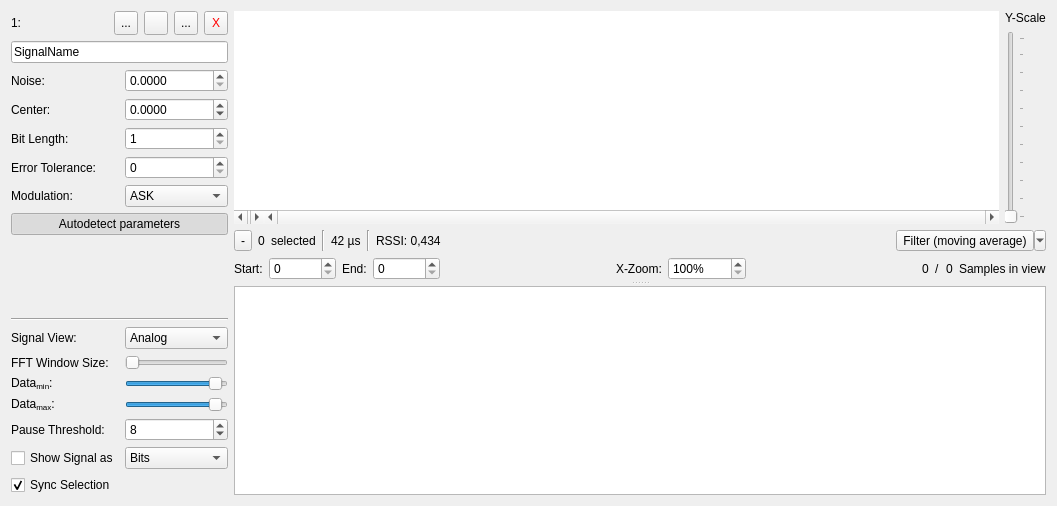
Above: ui/signal_frame.ui from jopohl/urh before the change. Below: the same form after it.
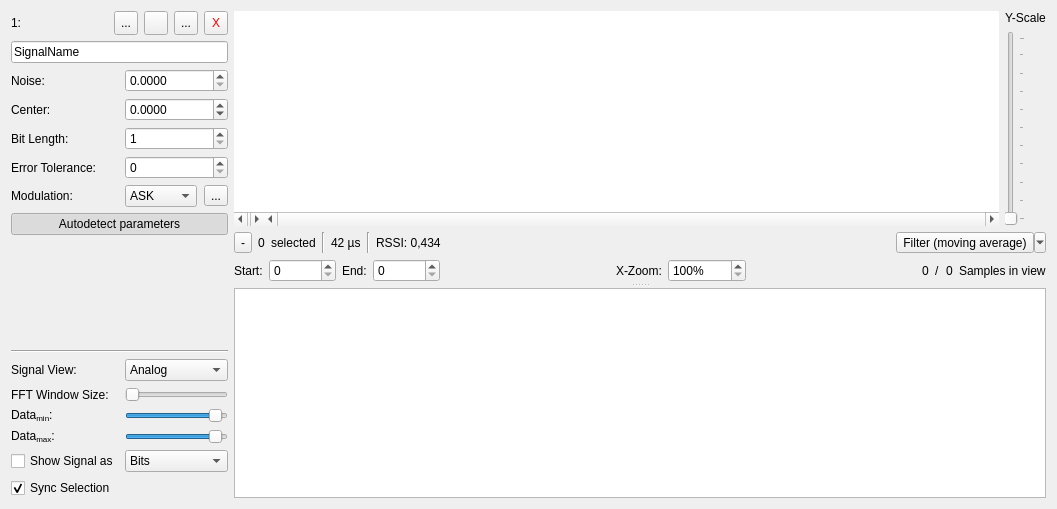
That is the form after the change. Icons and pictures are not drawn. Custom widgets are drawn as their Qt base class.

Commit message: move pause threshold to advanced settings dialog

```diff
--- a/ui/signal_frame.ui
+++ b/ui/signal_frame.ui
@@ -7,7 +7,7 @@
     <x>0</x>
     <y>0</y>
     <width>1057</width>
-    <height>506</height>
+    <height>509</height>
    </rect>
   </property>
   <property name="sizePolicy">
@@ -70,6 +70,72 @@
      <property name="sizeConstraint">
       <enum>QLayout::SetFixedSize</enum>
      </property>
+     <item row="12" column="0">
+      <spacer name="verticalSpacer_2">
+       <property name="orientation">
+        <enum>Qt::Vertical</enum>
+       </property>
+       <property name="sizeHint" stdset="0">
+        <size>
+         <width>20</width>
+         <height>40</height>
+        </size>
+       </property>
+      </spacer>
+     </item>
+     <item row="9" column="1">
+      <layout class="QHBoxLayout" name="horizontalLayout_5">
+       <property name="spacing">
+        <number>7</number>
+       </property>
+       <item>
+        <widget class="QComboBox" name="cbModulationType">
+         <property name="toolTip">
+          <string>&lt;html&gt;&lt;head/&gt;&lt;body&gt;&lt;p&gt;Choose signals modulation:&lt;/p&gt;&lt;ul&gt;&lt;li&gt;Amplitude Shift Keying (ASK)&lt;/li&gt;&lt;li&gt;Frequency Shift Keying (FSK)&lt;/li&gt;&lt;li&gt;Phase Shift Keying (PSK)&lt;/li&gt;&lt;/ul&gt;&lt;/body&gt;&lt;/html&gt;</string>
+         </property>
+         <item>
+          <property name="text">
+           <string>ASK</string>
+          </property>
+         </item>
+         <item>
+          <property name="text">
+           <string extracomment="effgfdg">FSK</string>
+          </property>
+         </item>
+         <item>
+          <property name="text">
+           <string>PSK</string>
+          </property>
+         </item>
+        </widget>
+       </item>
+       <item>
+        <widget class="QToolButton" name="btnAdvancedModulationSettings">
+         <property name="text">
+          <string>...</string>
+         </property>
+         <property name="icon">
+          <iconset theme="configure">
+           <normaloff>.</normaloff>.</iconset>
+         </property>
+         <property name="iconSize">
+          <size>
+           <width>16</width>
+           <height>16</height>
+          </size>
+         </property>
+        </widget>
+       </item>
+      </layout>
+     </item>
+     <item row="9" column="0">
+      <widget class="QLabel" name="labelModulation">
+       <property name="text">
+        <string>Modulation:</string>
+       </property>
+      </widget>
+     </item>
      <item row="22" column="0">
       <widget class="QCheckBox" name="chkBoxSyncSelection">
        <property name="toolTip">
@@ -83,7 +149,7 @@
        </property>
       </widget>
      </item>
-     <item row="18" column="1">
+     <item row="19" column="1">
       <widget class="QSlider" name="sliderSpectrogramMin">
        <property name="sizePolicy">
         <sizepolicy hsizetype="Preferred" vsizetype="Fixed">
@@ -275,7 +341,7 @@
        </property>
       </widget>
      </item>
-     <item row="14" column="0">
+     <item row="15" column="0">
       <widget class="QLabel" name="lSignalViewText">
        <property name="sizePolicy">
         <sizepolicy hsizetype="Minimum" vsizetype="Preferred">
@@ -293,7 +359,7 @@
        </property>
       </widget>
      </item>
-     <item row="12" column="0" colspan="2">
+     <item row="13" column="0" colspan="2">
       <widget class="Line" name="line">
        <property name="orientation">
         <enum>Qt::Horizontal</enum>
@@ -388,24 +454,32 @@
        </property>
       </widget>
      </item>
-     <item row="11" column="0">
-      <spacer name="verticalSpacer_2">
-       <property name="orientation">
-        <enum>Qt::Vertical</enum>
+     <item row="15" column="1">
+      <widget class="QComboBox" name="cbSignalView">
+       <property name="sizePolicy">
+        <sizepolicy hsizetype="Minimum" vsizetype="Fixed">
+         <horstretch>0</horstretch>
+         <verstretch>0</verstretch>
+        </sizepolicy>
        </property>
-       <property name="sizeHint" stdset="0">
-        <size>
-         <width>20</width>
-         <height>40</height>
-        </size>
+       <property name="toolTip">
+        <string>&lt;html&gt;&lt;head/&gt;&lt;body&gt;&lt;p&gt;Choose the view of your signal. Analog, Demodulated or Spectrogram.&lt;/p&gt;&lt;p&gt;The quadrature demodulation uses a &lt;span style=&quot; font-weight:600;&quot;&gt;treshold of magnitude,&lt;/span&gt; to &lt;span style=&quot; font-weight:600;&quot;&gt;supress noise&lt;/span&gt;. All samples with a magnitude lower than this treshold will be eliminated (set to &lt;span style=&quot; font-style:italic;&quot;&gt;-127&lt;/span&gt;) after demod.&lt;/p&gt;&lt;p&gt;Tune this value by selecting a &lt;span style=&quot; font-style:italic;&quot;&gt;noisy area&lt;/span&gt; and mark it as noise using &lt;span style=&quot; font-weight:600;&quot;&gt;context menu&lt;/span&gt;.&lt;/p&gt;&lt;p&gt;Current noise treshold is: &lt;/p&gt;&lt;/body&gt;&lt;/html&gt;</string>
        </property>
-      </spacer>
-     </item>
-     <item row="9" column="0">
-      <widget class="QLabel" name="label_2">
-       <property name="text">
-        <string>Modulation:</string>
-       </property>
+       <item>
+        <property name="text">
+         <string>Analog</string>
+        </property>
+       </item>
+       <item>
+        <property name="text">
+         <string>Demodulated</string>
+        </property>
+       </item>
+       <item>
+        <property name="text">
+         <string>Spectrogram</string>
+        </property>
+       </item>
       </widget>
      </item>
      <item row="0" column="0" colspan="2">
@@ -564,64 +638,14 @@
        </item>
       </layout>
      </item>
-     <item row="14" column="1">
-      <widget class="QComboBox" name="cbSignalView">
-       <property name="sizePolicy">
-        <sizepolicy hsizetype="Minimum" vsizetype="Fixed">
-         <horstretch>0</horstretch>
-         <verstretch>0</verstretch>
-        </sizepolicy>
-       </property>
-       <property name="toolTip">
-        <string>&lt;html&gt;&lt;head/&gt;&lt;body&gt;&lt;p&gt;Choose the view of your signal. Analog, Demodulated or Spectrogram.&lt;/p&gt;&lt;p&gt;The quadrature demodulation uses a &lt;span style=&quot; font-weight:600;&quot;&gt;treshold of magnitude,&lt;/span&gt; to &lt;span style=&quot; font-weight:600;&quot;&gt;supress noise&lt;/span&gt;. All samples with a magnitude lower than this treshold will be eliminated (set to &lt;span style=&quot; font-style:italic;&quot;&gt;-127&lt;/span&gt;) after demod.&lt;/p&gt;&lt;p&gt;Tune this value by selecting a &lt;span style=&quot; font-style:italic;&quot;&gt;noisy area&lt;/span&gt; and mark it as noise using &lt;span style=&quot; font-weight:600;&quot;&gt;context menu&lt;/span&gt;.&lt;/p&gt;&lt;p&gt;Current noise treshold is: &lt;/p&gt;&lt;/body&gt;&lt;/html&gt;</string>
-       </property>
-       <item>
-        <property name="text">
-         <string>Analog</string>
-        </property>
-       </item>
-       <item>
-        <property name="text">
-         <string>Demodulated</string>
-        </property>
-       </item>
-       <item>
-        <property name="text">
-         <string>Spectrogram</string>
-        </property>
-       </item>
-      </widget>
-     </item>
-     <item row="9" column="1">
-      <widget class="QComboBox" name="cbModulationType">
-       <property name="toolTip">
-        <string>&lt;html&gt;&lt;head/&gt;&lt;body&gt;&lt;p&gt;Choose signals modulation:&lt;/p&gt;&lt;ul&gt;&lt;li&gt;Amplitude Shift Keying (ASK)&lt;/li&gt;&lt;li&gt;Frequency Shift Keying (FSK)&lt;/li&gt;&lt;li&gt;Phase Shift Keying (PSK)&lt;/li&gt;&lt;/ul&gt;&lt;/body&gt;&lt;/html&gt;</string>
-       </property>
-       <item>
-        <property name="text">
-         <string>ASK</string>
-        </property>
-       </item>
-       <item>
-        <property name="text">
-         <string extracomment="effgfdg">FSK</string>
-        </property>
-       </item>
-       <item>
-        <property name="text">
-         <string>PSK</string>
-        </property>
-       </item>
-      </widget>
-     </item>
-     <item row="17" column="0">
+     <item row="18" column="0">
       <widget class="QLabel" name="labelFFTWindowSize">
        <property name="text">
         <string>FFT Window Size:</string>
        </property>
       </widget>
      </item>
-     <item row="17" column="1">
+     <item row="18" column="1">
       <widget class="QSlider" name="sliderFFTWindowSize">
        <property name="sizePolicy">
         <sizepolicy hsizetype="Preferred" vsizetype="Fixed">
@@ -640,7 +664,7 @@
        </property>
       </widget>
      </item>
-     <item row="19" column="1">
+     <item row="20" column="1">
       <widget class="QSlider" name="sliderSpectrogramMax">
        <property name="sizePolicy">
         <sizepolicy hsizetype="Preferred" vsizetype="Fixed">
@@ -659,49 +683,20 @@
        </property>
       </widget>
      </item>
-     <item row="18" column="0">
+     <item row="19" column="0">
       <widget class="QLabel" name="labelSpectrogramMin">
        <property name="text">
         <string>Data&lt;sub&gt;min&lt;/sub&gt;:</string>
        </property>
       </widget>
      </item>
-     <item row="19" column="0">
+     <item row="20" column="0">
       <widget class="QLabel" name="labelSpectrogramMax">
        <property name="text">
         <string>Data&lt;sub&gt;max&lt;/sub&gt;:</string>
        </property>
       </widget>
      </item>
-     <item row="20" column="0">
-      <widget class="QLabel" name="labelPauseThreshold">
-       <property name="toolTip">
-        <string>&lt;html&gt;&lt;head/&gt;&lt;body&gt;&lt;p&gt;The pause threshold gives you control &lt;span style=&quot; font-weight:600;&quot;&gt;when to insert a message break.&lt;/span&gt;&lt;/p&gt;&lt;p&gt;The pause threshold is the maximum length of consecutive zero bits represented by a pause before a new message begins.&lt;/p&gt;&lt;p&gt;Special value is 0 to disable message breaking completely.&lt;/p&gt;&lt;/body&gt;&lt;/html&gt;</string>
-       </property>
-       <property name="text">
-        <string>Pause Threshold:</string>
-       </property>
-      </widget>
-     </item>
-     <item row="20" column="1">
-      <widget class="QSpinBox" name="spinBoxPauseThreshold">
-       <property name="toolTip">
-        <string>&lt;html&gt;&lt;head/&gt;&lt;body&gt;&lt;p&gt;The pause threshold gives you control &lt;span style=&quot; font-weight:600;&quot;&gt;when to insert a message break.&lt;/span&gt;&lt;/p&gt;&lt;p&gt;The pause threshold is the maximum length of consecutive zero bits represented by a pause before a new message begins.&lt;/p&gt;&lt;p&gt;Special value is 0 to disable message breaking completely.&lt;/p&gt;&lt;/body&gt;&lt;/html&gt;</string>
-       </property>
-       <property name="specialValueText">
-        <string>Disable</string>
-       </property>
-       <property name="minimum">
-        <number>0</number>
-       </property>
-       <property name="maximum">
-        <number>999999999</number>
-       </property>
-       <property name="value">
-        <number>8</number>
-       </property>
-      </widget>
-     </item>
     </layout>
    </item>
    <item>
```
Left out of the diff: 4 changed lines with no effect on the pictures. The commit also changes 8 other files.
